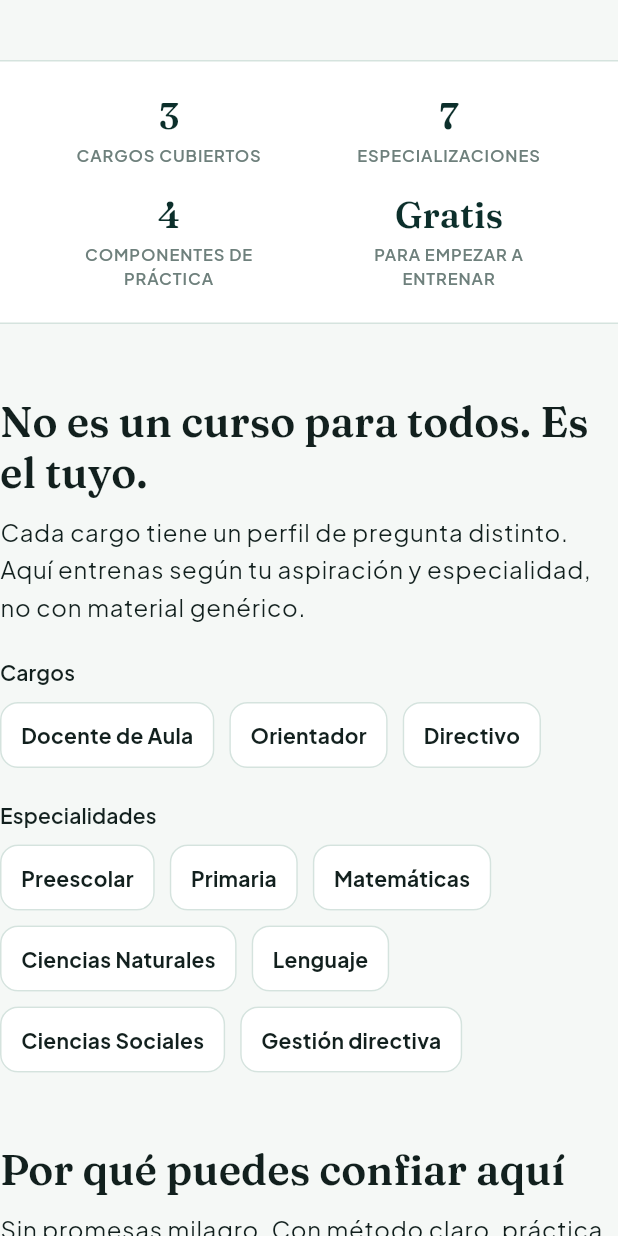
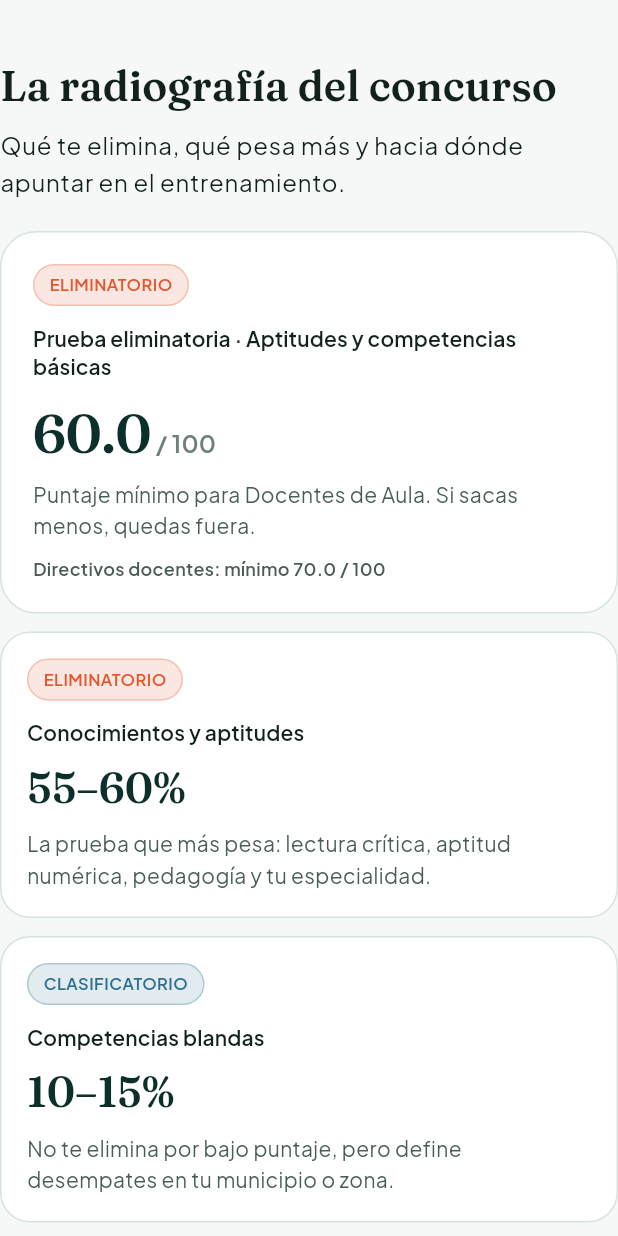
Before and after one commit to Intercreando/TuPlazaDocente, a Flutter app: the LandingCredibilitySections widget shown alone on an empty page, opened directly, on a phone screen of 412 x 824 dp. Run offline on Flutter 3.47's test engine with Material 3 defaults, Android fonts, the phone set to English and light mode, and no system bars; our stand-ins replace cloud_firestore, cloud_functions, firebase_auth, firebase_core, fl_chart, flutter_animate and 5 more; missing offline and left inert: cloud_firestore_web, cloud_functions_web, dart:js_interop, firebase_auth_web, firebase_core_web; accounts and stored records are empty; network calls fail.

Commit message:
ajuste 003

```diff
--- /dev/null
+++ b/lib/config/concurso_scoring_config.dart
@@ -0,0 +1,53 @@
+import 'concurso_config.dart';
+
+/// Estructura típica de puntajes del concurso (referencia para UI).
+/// Actualizar cuando salga el acuerdo/anexo técnico de la convocatoria vigente.
+abstract final class ConcursoScoringConfig {
+  static const String sectionTitle = 'La radiografía del concurso';
+
+  static const String sectionSubtitle =
+      'Qué te elimina, qué pesa más y hacia dónde apuntar en el entrenamiento.';
+
+  static const String disclaimer =
+      'Estructura típica CNSC/ICFES para orientación. Los pesos exactos '
+      'pueden variar por convocatoria y cargo: verifica el acuerdo oficial '
+      'en cnsc.gov.co (${ConcursoConfig.year}).';
+
+  /// Tarjeta principal: mínimo aprobatorio.
+  static const String eliminatoryTitle =
+      'Prueba eliminatoria · Aptitudes y competencias básicas';
+  static const String eliminatoryScore = '60.0';
+  static const String eliminatoryScoreSuffix = '/ 100';
+  static const String eliminatoryBody =
+      'Puntaje mínimo para Docentes de Aula. Si sacas menos, quedas fuera.';
+  static const String eliminatoryNote =
+      'Directivos docentes: mínimo 70.0 / 100';
+
+  /// Pesos orientativos del proceso.
+  static const String pedagogicalTitle = 'Conocimientos y aptitudes';
+  static const String pedagogicalWeight = '55–60%';
+  static const String pedagogicalBody =
+      'La prueba que más pesa: lectura crítica, aptitud numérica, '
+      'pedagogía y tu especialidad.';
+
+  static const String softSkillsTitle = 'Competencias blandas';
+  static const String softSkillsWeight = '10–15%';
+  static const String softSkillsBody =
+      'No te elimina por bajo puntaje, pero define desempates '
+      'en tu municipio o zona.';
+
+  static const String antecedentsTitle = 'Hoja de vida';
+  static const String antecedentsWeight = '25–30%';
+  static const String antecedentsBody =
+      'Estudios y experiencia en SIMO: especialización, maestría '
+      'y años de servicio suman puntos clasificatorios.';
+
+  /// Gancho a la app.
+  static const String goalTitle = 'Tu objetivo de entrenamiento';
+  static const String goalScore = '+75';
+  static const String goalScoreSuffix = 'puntos';
+  static const String goalBody =
+      'En zonas urbanas muy competidas, mantén tu promedio en '
+      'simulacros por encima de 75 para acercarte a vacante.';
+  static const String goalCta = 'Empezar a entrenar';
+}
--- /dev/null
+++ b/lib/widgets/concurso_bento_grid.dart
@@ -0,0 +1,338 @@
+import 'package:flutter/material.dart';
+import 'package:go_router/go_router.dart';
+
+import '../config/concurso_scoring_config.dart';
+import '../theme/app_colors.dart';
+import '../theme/layout_breakpoints.dart';
+
+/// Bento grid: radiografía del concurso (Landing). Responsive PC / móvil.
+class ConcursoBentoGrid extends StatelessWidget {
+  const ConcursoBentoGrid({super.key});
+
+  @override
+  Widget build(BuildContext context) {
+    final theme = Theme.of(context);
+    final desktop = LayoutBreakpoints.isDesktop(context);
+    final tablet = LayoutBreakpoints.isTabletUp(context);
+
+    return Column(
+      crossAxisAlignment: CrossAxisAlignment.stretch,
+      children: [
+        Text(
+          ConcursoScoringConfig.sectionTitle,
+          style: theme.textTheme.headlineMedium,
+        ),
+        const SizedBox(height: 10),
+        Text(
+          ConcursoScoringConfig.sectionSubtitle,
+          style: theme.textTheme.bodyLarge,
+        ),
+        SizedBox(height: desktop ? 28 : 20),
+        LayoutBuilder(
+          builder: (context, constraints) {
+            if (tablet) {
+              return _DesktopBento(width: constraints.maxWidth);
+            }
+            return const _MobileBento();
+          },
+        ),
+        const SizedBox(height: 14),
+        Text(
+          ConcursoScoringConfig.disclaimer,
+          style: theme.textTheme.bodySmall,
+        ),
+      ],
+    );
+  }
+}
+
+enum _BadgeKind { eliminatory, classificatory, goal }
+
+class _DesktopBento extends StatelessWidget {
+  const _DesktopBento({required this.width});
+
+  final double width;
+
+  @override
+  Widget build(BuildContext context) {
+    const gap = 14.0;
+    final wide = width >= 980;
+
+    return Column(
+      children: [
+        IntrinsicHeight(
+          child: Row(
+            crossAxisAlignment: CrossAxisAlignment.stretch,
+            children: [
+              Expanded(
+                flex: wide ? 7 : 6,
+                child: const _BentoTile(
+                  title: ConcursoScoringConfig.eliminatoryTitle,
+                  heroValue: ConcursoScoringConfig.eliminatoryScore,
+                  heroSuffix: ConcursoScoringConfig.eliminatoryScoreSuffix,
+                  body: ConcursoScoringConfig.eliminatoryBody,
+                  note: ConcursoScoringConfig.eliminatoryNote,
+                  badge: 'Eliminatorio',
+                  badgeKind: _BadgeKind.eliminatory,
+                  featured: true,
+                ),
+              ),
+              const SizedBox(width: gap),
+              Expanded(
+                flex: wide ? 5 : 4,
+                child: const _BentoTile(
+                  title: ConcursoScoringConfig.pedagogicalTitle,
+                  heroValue: ConcursoScoringConfig.pedagogicalWeight,
+                  body: ConcursoScoringConfig.pedagogicalBody,
+                  badge: 'Eliminatorio',
+                  badgeKind: _BadgeKind.eliminatory,
+                ),
+              ),
+            ],
+          ),
+        ),
+        const SizedBox(height: gap),
+        IntrinsicHeight(
+          child: Row(
+            crossAxisAlignment: CrossAxisAlignment.stretch,
+            children: const [
+              Expanded(
+                child: _BentoTile(
+                  title: ConcursoScoringConfig.softSkillsTitle,
+                  heroValue: ConcursoScoringConfig.softSkillsWeight,
+                  body: ConcursoScoringConfig.softSkillsBody,
+                  badge: 'Clasificatorio',
+                  badgeKind: _BadgeKind.classificatory,
+                ),
+              ),
+              SizedBox(width: gap),
+              Expanded(
+                child: _BentoTile(
+                  title: ConcursoScoringConfig.antecedentsTitle,
+                  heroValue: ConcursoScoringConfig.antecedentsWeight,
+                  body: ConcursoScoringConfig.antecedentsBody,
+                  badge: 'Clasificatorio',
+                  badgeKind: _BadgeKind.classificatory,
+                ),
+              ),
+              SizedBox(width: gap),
+              Expanded(
+                child: _BentoTile(
+                  title: ConcursoScoringConfig.goalTitle,
+                  heroValue: ConcursoScoringConfig.goalScore,
+                  heroSuffix: ConcursoScoringConfig.goalScoreSuffix,
+                  body: ConcursoScoringConfig.goalBody,
+                  badge: 'Tu meta',
+                  badgeKind: _BadgeKind.goal,
+                  accentGold: true,
+                  showCta: true,
+                ),
+              ),
+            ],
+          ),
+        ),
+      ],
+    );
+  }
+}
+
+class _MobileBento extends StatelessWidget {
+  const _MobileBento();
+
+  @override
+  Widget build(BuildContext context) {
+    return const Column(
+      children: [
+        _BentoTile(
+          title: ConcursoScoringConfig.eliminatoryTitle,
+          heroValue: ConcursoScoringConfig.eliminatoryScore,
+          heroSuffix: ConcursoScoringConfig.eliminatoryScoreSuffix,
+          body: ConcursoScoringConfig.eliminatoryBody,
+          note: ConcursoScoringConfig.eliminatoryNote,
+          badge: 'Eliminatorio',
+          badgeKind: _BadgeKind.eliminatory,
+          featured: true,
+        ),
+        SizedBox(height: 12),
+        _BentoTile(
+          title: ConcursoScoringConfig.pedagogicalTitle,
+          heroValue: ConcursoScoringConfig.pedagogicalWeight,
+          body: ConcursoScoringConfig.pedagogicalBody,
+          badge: 'Eliminatorio',
+          badgeKind: _BadgeKind.eliminatory,
+        ),
+        SizedBox(height: 12),
+        _BentoTile(
+          title: ConcursoScoringConfig.softSkillsTitle,
+          heroValue: ConcursoScoringConfig.softSkillsWeight,
+          body: ConcursoScoringConfig.softSkillsBody,
+          badge: 'Clasificatorio',
+          badgeKind: _BadgeKind.classificatory,
+        ),
+        SizedBox(height: 12),
+        _BentoTile(
+          title: ConcursoScoringConfig.antecedentsTitle,
+          heroValue: ConcursoScoringConfig.antecedentsWeight,
+          body: ConcursoScoringConfig.antecedentsBody,
+          badge: 'Clasificatorio',
+          badgeKind: _BadgeKind.classificatory,
+        ),
+        SizedBox(height: 12),
+        _BentoTile(
+          title: ConcursoScoringConfig.goalTitle,
+          heroValue: ConcursoScoringConfig.goalScore,
+          heroSuffix: ConcursoScoringConfig.goalScoreSuffix,
+          body: ConcursoScoringConfig.goalBody,
+          badge: 'Tu meta',
+          badgeKind: _BadgeKind.goal,
+          accentGold: true,
+          showCta: true,
+        ),
+      ],
+    );
+  }
+}
+
+class _BentoTile extends StatelessWidget {
+  const _BentoTile({
+    required this.title,
+    required this.heroValue,
+    required this.body,
+    required this.badge,
+    required this.badgeKind,
+    this.heroSuffix,
+    this.note,
+    this.featured = false,
+    this.accentGold = false,
+    this.showCta = false,
+  });
+
+  final String title;
+  final String heroValue;
+  final String? heroSuffix;
+  final String body;
+  final String? note;
+  final String badge;
+  final _BadgeKind badgeKind;
+  final bool featured;
+  final bool accentGold;
+  final bool showCta;
+
+  @override
+  Widget build(BuildContext context) {
+    final theme = Theme.of(context);
+    final isDark = theme.brightness == Brightness.dark;
+
+    final bg = accentGold
+        ? (isDark
+            ? AppColors.gold.withValues(alpha: 0.12)
+            : AppColors.gold.withValues(alpha: 0.10))
+        : (isDark ? AppColors.darkSurface : AppColors.white);
+    final border = accentGold
+        ? AppColors.gold.withValues(alpha: 0.55)
+        : (isDark ? AppColors.darkStroke : AppColors.stroke);
+
+    return DecoratedBox(
+      decoration: BoxDecoration(
+        color: bg,
+        borderRadius: BorderRadius.circular(featured ? 24 : 20),
+        border: Border.all(color: border, width: accentGold ? 1.4 : 1),
+      ),
+      child: Padding(
+        padding: EdgeInsets.all(featured ? 22 : 18),
+        child: Column(
+          crossAxisAlignment: CrossAxisAlignment.start,
+          children: [
+            _KindBadge(label: badge, kind: badgeKind),
+            const SizedBox(height: 12),
+            Text(title, style: theme.textTheme.titleSmall),
+            SizedBox(height: featured ? 14 : 10),
+            Text.rich(
+              TextSpan(
+                children: [
+                  TextSpan(
+                    text: heroValue,
+                    style: (featured
+                            ? theme.textTheme.displaySmall
+                            : theme.textTheme.headlineMedium)
+                        ?.copyWith(
+                      color: accentGold
+                          ? AppColors.goldDeep
+                          : (isDark ? AppColors.darkText : AppColors.ink),
+                    ),
+                  ),
+                  if (heroSuffix != null)
+                    TextSpan(
+                      text: ' $heroSuffix',
+                      style: theme.textTheme.titleMedium?.copyWith(
+                        color: isDark
+                            ? AppColors.darkTextSecondary
+                            : AppColors.textMuted,
+                      ),
+                    ),
+                ],
+              ),
+            ),
+            const SizedBox(height: 10),
+            Text(body, style: theme.textTheme.bodyMedium),
+            if (note != null) ...[
+              const SizedBox(height: 10),
+              Text(note!, style: theme.textTheme.labelMedium),
+            ],
+            if (showCta) ...[
+              const SizedBox(height: 14),
+              Align(
+                alignment: Alignment.centerLeft,
+                child: FilledButton.tonal(
+                  onPressed: () => context.go('/onboarding'),
+                  child: const Text(ConcursoScoringConfig.goalCta),
+                ),
+              ),
+            ],
+          ],
+        ),
+      ),
+    );
+  }
+}
+
+class _KindBadge extends StatelessWidget {
+  const _KindBadge({required this.label, required this.kind});
+
+  final String label;
+  final _BadgeKind kind;
+
+  @override
+  Widget build(BuildContext context) {
+    final theme = Theme.of(context);
+    final Color bg;
+    final Color fg;
+    switch (kind) {
+      case _BadgeKind.eliminatory:
+        bg = AppColors.coral.withValues(alpha: 0.14);
+        fg = AppColors.coral;
+        break;
+      case _BadgeKind.classificatory:
+        bg = AppColors.skyLine.withValues(alpha: 0.14);
+        fg = AppColors.skyLine;
+        break;
+      case _BadgeKind.goal:
+        bg = AppColors.gold.withValues(alpha: 0.18);
+        fg = AppColors.goldDeep;
+        break;
+    }
+
+    return Container(
+      padding: const EdgeInsets.symmetric(horizontal: 10, vertical: 5),
+      decoration: BoxDecoration(
+        color: bg,
+        borderRadius: BorderRadius.circular(999),
+        border: Border.all(color: fg.withValues(alpha: 0.28)),
+      ),
+      child: Text(
+        label.toUpperCase(),
+        style: theme.textTheme.labelSmall?.copyWith(color: fg),
+      ),
+    );
+  }
+}
--- a/lib/widgets/landing_credibility_sections.dart
+++ b/lib/widgets/landing_credibility_sections.dart
@@ -4,6 +4,7 @@ import 'package:go_router/go_router.dart';
 import '../models/enums.dart';
 import '../theme/app_colors.dart';
 import '../theme/layout_breakpoints.dart';
+import 'concurso_bento_grid.dart';
 import 'testimonials_section.dart';
 
 /// Secciones de credibilidad debajo del hero (sin alterar el copy principal).
@@ -16,6 +17,8 @@ class LandingCredibilitySections extends StatelessWidget {
       crossAxisAlignment: CrossAxisAlignment.stretch,
       children: [
         SizedBox(height: LayoutBreakpoints.isDesktop(context) ? 56 : 40),
+        const ConcursoBentoGrid(),
+        SizedBox(height: LayoutBreakpoints.isDesktop(context) ? 64 : 48),
         const _TrustFactsStrip(),
         SizedBox(height: LayoutBreakpoints.isDesktop(context) ? 64 : 48),
         const _SpecializationSection(),
```
Also changed, not shown: 1 other file.
